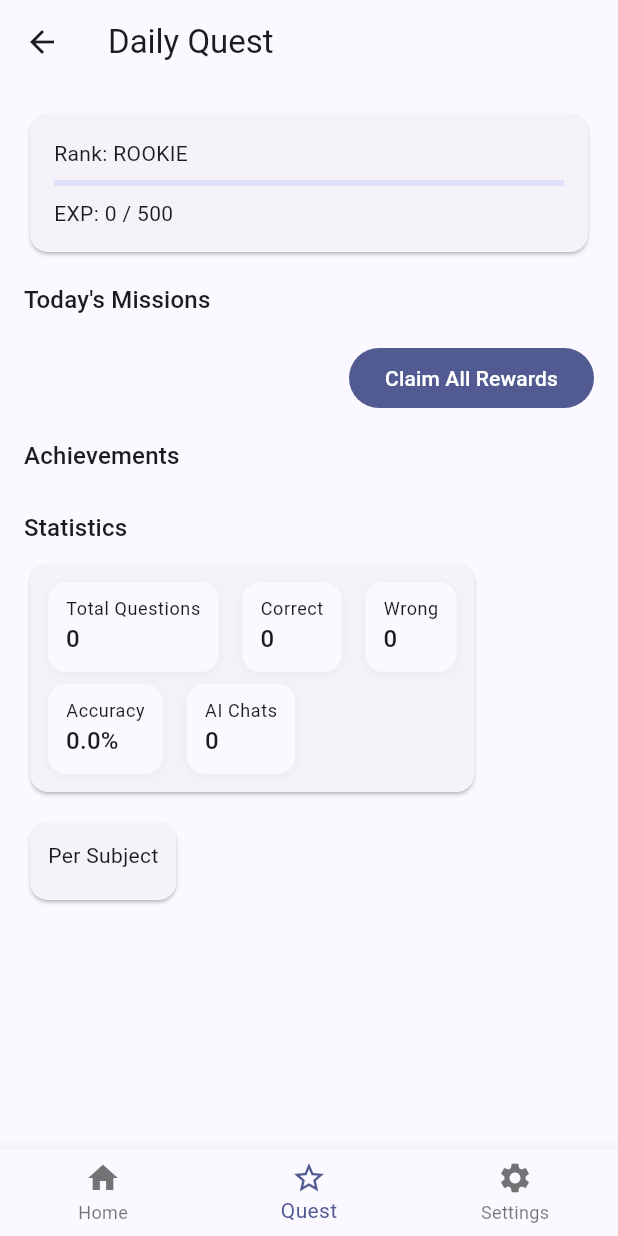
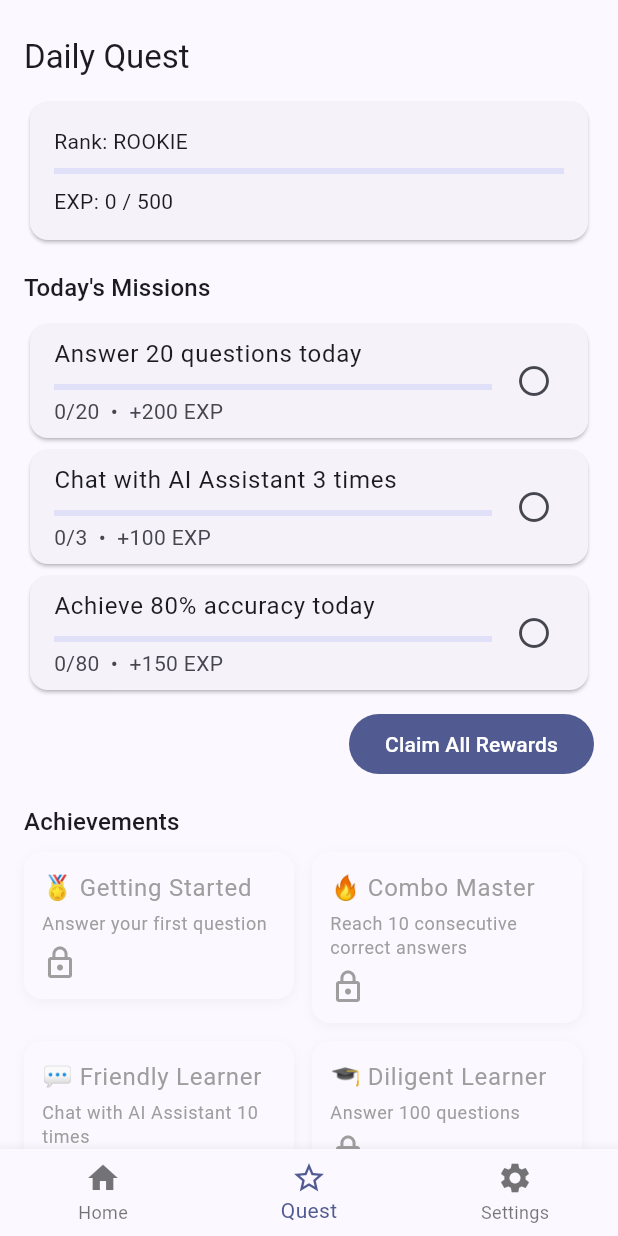
Before and after one commit to Gao-Ming-1/Pantheon-Learn, a Flutter app: the screen it shows after launch, item 2 of the bottom bar chosen, after a tap on "Claim All Rewards", on a phone screen of 412 x 824 dp. Run offline on Flutter 3.47's test engine with Material 3 defaults, Android fonts, the phone set to English and light mode, and no system bars; our stand-ins replace audioplayers, shared_preferences; missing offline and left inert: text_to_speech_platform_interface.

Commit message:
10.13 6:57

```diff
--- a/lib/screens/daily_quest_page.dart
+++ b/lib/screens/daily_quest_page.dart
@@ -19,6 +19,16 @@ class _DailyQuestPageState extends State<DailyQuestPage> with SingleTickerProvid
   void initState() {
     super.initState();
     _expAnim = AnimationController(vsync: this, duration: const Duration(milliseconds: 600));
+    _init();
+    // listen changes
+    ProgressService.instance.changeTick.addListener(() {
+      if (mounted) setState(() {});
+    });
+  }
+
+  Future<void> _init() async {
+    await ProgressService.instance.init();
+    if (mounted) setState(() {});
   }
 
   @override
@@ -67,12 +77,15 @@ class _DailyQuestPageState extends State<DailyQuestPage> with SingleTickerProvid
     final progress = ((exp - base) / (nextThreshold - base)).clamp(0.0, 1.0);
 
     return Scaffold(
-      appBar: AppBar(title: const Text('Daily Quest')),
+      // remove top app bar to appear as standalone page
       body: SingleChildScrollView(
         padding: const EdgeInsets.all(16),
         child: Column(
           crossAxisAlignment: CrossAxisAlignment.start,
           children: [
+            const SizedBox(height: 8),
+            Text('Daily Quest', style: Theme.of(context).textTheme.titleLarge),
+            const SizedBox(height: 12),
             // Rank + EXP Progress
             Card(
               elevation: 1,
@@ -148,11 +161,21 @@ class _DailyQuestPageState extends State<DailyQuestPage> with SingleTickerProvid
                   child: Column(
                     crossAxisAlignment: CrossAxisAlignment.start,
                     children: [
-                      Text(md.name, style: Theme.of(context).textTheme.bodyLarge),
+                      Text(
+                        md.name,
+                        style: Theme.of(context).textTheme.bodyLarge?.copyWith(
+                              color: md.unlocked ? Colors.orange : Colors.grey,
+                            ),
+                      ),
                       const SizedBox(height: 4),
-                      Text(md.description, style: Theme.of(context).textTheme.bodySmall),
+                      Text(
+                        md.description,
+                        style: Theme.of(context).textTheme.bodySmall?.copyWith(
+                              color: md.unlocked ? null : Colors.grey,
+                            ),
+                      ),
                       const SizedBox(height: 6),
-                      Icon(md.unlocked ? Icons.emoji_events : Icons.lock_outline, color: md.unlocked ? Colors.orange : null),
+                      Icon(md.unlocked ? Icons.emoji_events : Icons.lock_outline, color: md.unlocked ? Colors.orange : Colors.grey),
                     ],
                   ),
                 );
--- a/lib/services/progress_service.dart
+++ b/lib/services/progress_service.dart
@@ -1,4 +1,5 @@
 import 'dart:convert';
+import 'package:flutter/material.dart';
 import 'package:shared_preferences/shared_preferences.dart';
 
 class Mission {
@@ -66,6 +67,7 @@ class ProgressService {
   static const String _kMissions = 'progress_missions_v1';
   static const String _kMedals = 'progress_medals_v1';
   static const String _kStats = 'progress_stats_v1';
+  static const String _kDailyDate = 'progress_daily_date_v1';
 
   int totalExp = 0;
   List<Mission> todaysMissions = <Mission>[];
@@ -77,6 +79,9 @@ class ProgressService {
   int wrong = 0;
   int totalChats = 0;
   Map<String, Map<String, int>> perSubject = <String, Map<String, int>>{}; // subject => {total, correct, wrong}
+  int currentStreak = 0;
+  // UI update hook
+  final ValueNotifier<int> changeTick = ValueNotifier<int>(0);
 
   Future<void> init() async {
     final prefs = await SharedPreferences.getInstance();
@@ -90,7 +95,15 @@ class ProgressService {
         todaysMissions = list.map((e) => Mission.fromJson(e as Map<String, dynamic>)).toList();
       } catch (_) {}
     }
-    if (todaysMissions.isEmpty) _resetDailyMissions();
+    // Daily reset by date
+    final last = prefs.getString(_kDailyDate);
+    final today = DateTime.now();
+    final todayKey = '${today.year}-${today.month}-${today.day}';
+    if (todaysMissions.isEmpty || last != todayKey) {
+      _resetDailyMissions();
+      await prefs.setString(_kDailyDate, todayKey);
+    }
+    _notify();
 
     // Medals
     final mdRaw = prefs.getString(_kMedals);
@@ -121,20 +134,20 @@ class ProgressService {
 
   void _resetDailyMissions() {
     todaysMissions = [
-      Mission(id: 'm1', title: 'Answer 20 English questions', rewardExp: 200, target: 20),
+      Mission(id: 'm1', title: 'Answer 20 questions today', rewardExp: 200, target: 20),
       Mission(id: 'm2', title: 'Chat with AI Assistant 3 times', rewardExp: 100, target: 3),
-      Mission(id: 'm3', title: 'Study for 30 minutes', rewardExp: 150, target: 30),
+      Mission(id: 'm3', title: 'Achieve 80% accuracy today', rewardExp: 150, target: 80),
     ];
     _persistMissions();
   }
 
   void _initDefaultMedals() {
     medals = [
-      Medal(id: 'medal_start', name: '🏅 Getting Started', description: 'Complete your first mission'),
-      Medal(id: 'medal_combo', name: '🔥 Combo Master', description: 'Reach 10 SSS combos'),
-      Medal(id: 'medal_chat', name: '💬 Chatterbox', description: 'Chat with AI Assistant 50 times'),
-      Medal(id: 'medal_learner', name: '🎓 Diligent Learner', description: 'Answer 100 questions'),
-      Medal(id: 'medal_perfect', name: '💎 Perfectionist', description: 'Achieve accuracy above 90%'),
+      Medal(id: 'medal_started', name: '🏅 Getting Started', description: 'Answer your first question'),
+      Medal(id: 'medal_combo10', name: '🔥 Combo Master', description: 'Reach 10 consecutive correct answers'),
+      Medal(id: 'medal_chat10', name: '💬 Friendly Learner', description: 'Chat with AI Assistant 10 times'),
+      Medal(id: 'medal_learner100', name: '🎓 Diligent Learner', description: 'Answer 100 questions'),
+      Medal(id: 'medal_acc90', name: '💎 Accuracy Pro', description: 'Reach 90% accuracy overall'),
     ];
     _persistMedals();
   }
@@ -152,21 +165,22 @@ class ProgressService {
       await _persistExp();
       _persistMissions();
       _checkMedalsAfterClaim();
+      _notify();
     }
   }
 
   void _checkMedalsAfterClaim() {
-    // Getting Started: any completed mission
-    if (todaysMissions.any((m) => m.completed)) {
-      _unlock('medal_start');
-    }
-    // Diligent Learner: Answer 100 questions
-    if (totalQuestions >= 100) _unlock('medal_learner');
-    // Chatterbox: 50 chats
-    if (totalChats >= 50) _unlock('medal_chat');
-    // Perfectionist: accuracy > 90%
+    // Getting Started: first question
+    if (totalQuestions >= 1) _unlock('medal_started');
+    // Diligent Learner: 100 questions
+    if (totalQuestions >= 100) _unlock('medal_learner100');
+    // Friendly Learner: 10 chats
+    if (totalChats >= 10) _unlock('medal_chat10');
+    // Accuracy Pro: accuracy >= 90%
     final acc = totalQuestions == 0 ? 0 : (correct * 100.0 / totalQuestions);
-    if (acc >= 90) _unlock('medal_perfect');
+    if (acc >= 90) _unlock('medal_acc90');
+    // Combo Master: 10 streak
+    if (currentStreak >= 10) _unlock('medal_combo10');
     _persistMedals();
   }
 
@@ -207,16 +221,28 @@ class ProgressService {
   // Helpers: call at appropriate places in app
   Future<void> recordAnswer({required String subject, required bool isCorrect}) async {
     totalQuestions++;
-    if (isCorrect) correct++; else wrong++;
+    if (isCorrect) {
+      correct++;
+      currentStreak++;
+    } else {
+      wrong++;
+      currentStreak = 0;
+    }
     perSubject.putIfAbsent(subject, () => {'total': 0, 'correct': 0, 'wrong': 0});
     perSubject[subject]!['total'] = (perSubject[subject]!['total'] ?? 0) + 1;
     perSubject[subject]![isCorrect ? 'correct' : 'wrong'] = (perSubject[subject]![isCorrect ? 'correct' : 'wrong'] ?? 0) + 1;
     // Mission hooks
-    if (subject.contains('English')) {
-      final m = todaysMissions.where((e) => e.id == 'm1').firstOrNull;
-      if (m != null && !m.completed) { m.progress = (m.progress + 1).clamp(0, m.target); _persistMissions(); }
-    }
+    // m1: Answer 20 questions today
+    final m1 = todaysMissions.where((e) => e.id == 'm1').firstOrNull;
+    if (m1 != null && !m1.completed) { m1.progress = (m1.progress + 1).clamp(0, m1.target); }
+    // m3: Achieve 80% accuracy today -> use overall accuracy snapshot for simplicity
+    final acc = totalQuestions == 0 ? 0 : (correct * 100.0 / totalQuestions).round();
+    final m3 = todaysMissions.where((e) => e.id == 'm3').firstOrNull;
+    if (m3 != null && !m3.completed) { m3.progress = acc.clamp(0, m3.target); m3.completed = m3.progress >= m3.target; }
+    _persistMissions();
     await persistStats();
+    _checkMedalsAfterClaim();
+    _notify();
   }
 
   Future<void> recordChat() async {
@@ -224,6 +250,11 @@ class ProgressService {
     final m = todaysMissions.where((e) => e.id == 'm2').firstOrNull;
     if (m != null && !m.completed) { m.progress = (m.progress + 1).clamp(0, m.target); _persistMissions(); }
     await persistStats();
+    _notify();
+  }
+
+  void _notify() {
+    changeTick.value++;
   }
 }
 
```
